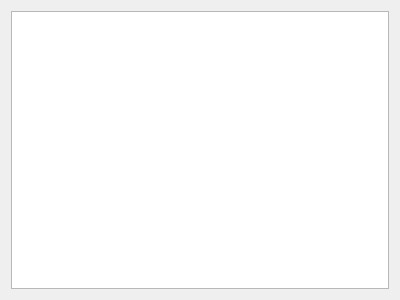
The window that OTModules/wFonts/Widgets/wdggeneral.ui (pietr26/OMSI-Tools) describes before a commit, drawn with Qt 5.
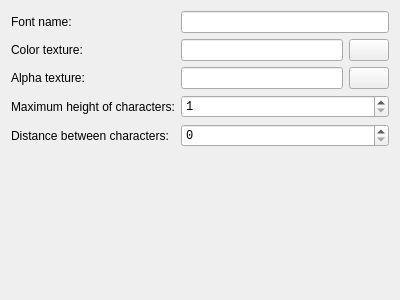
The same window after the commit. Icons and pictures are not drawn.

Commit message: Base functionality of new wFonts; Use of pointer font model

```diff
--- a/OTModules/wFonts/Widgets/wdggeneral.ui
+++ b/OTModules/wFonts/Widgets/wdggeneral.ui
@@ -15,7 +15,189 @@
   </property>
   <layout class="QVBoxLayout" name="verticalLayout">
    <item>
-    <widget class="QListWidget" name="listWidget"/>
+    <layout class="QFormLayout" name="formLayout">
+     <item row="0" column="0">
+      <widget class="QLabel" name="lblFontName">
+       <property name="toolTip">
+        <string/>
+       </property>
+       <property name="text">
+        <string>Font name:</string>
+       </property>
+       <property name="buddy">
+        <cstring>ledFontName</cstring>
+       </property>
+      </widget>
+     </item>
+     <item row="0" column="1">
+      <widget class="QLineEdit" name="ledFontName">
+       <property name="toolTip">
+        <string/>
+       </property>
+      </widget>
+     </item>
+     <item row="1" column="0">
+      <widget class="QLabel" name="lblColorTexture">
+       <property name="toolTip">
+        <string/>
+       </property>
+       <property name="text">
+        <string>Color texture:</string>
+       </property>
+       <property name="buddy">
+        <cstring>ledColorTexture</cstring>
+       </property>
+      </widget>
+     </item>
+     <item row="1" column="1">
+      <layout class="QHBoxLayout" name="horizontalLayout_2">
+       <item>
+        <widget class="QLineEdit" name="ledColorTexture">
+         <property name="font">
+          <font>
+           <family>Consolas</family>
+          </font>
+         </property>
+         <property name="toolTip">
+          <string/>
+         </property>
+        </widget>
+       </item>
+       <item>
+        <widget class="QPushButton" name="btnColorTexture">
+         <property name="sizePolicy">
+          <sizepolicy hsizetype="Maximum" vsizetype="Maximum">
+           <horstretch>0</horstretch>
+           <verstretch>0</verstretch>
+          </sizepolicy>
+         </property>
+         <property name="toolTip">
+          <string/>
+         </property>
+         <property name="text">
+          <string/>
+         </property>
+         <property name="icon">
+          <iconset theme="folder-open"/>
+         </property>
+        </widget>
+       </item>
+      </layout>
+     </item>
+     <item row="2" column="1">
+      <layout class="QHBoxLayout" name="horizontalLayout_3">
+       <item>
+        <widget class="QLineEdit" name="ledAlphaTexture">
+         <property name="font">
+          <font>
+           <family>Consolas</family>
+          </font>
+         </property>
+         <property name="toolTip">
+          <string/>
+         </property>
+        </widget>
+       </item>
+       <item>
+        <widget class="QPushButton" name="btnAlphaTexture">
+         <property name="sizePolicy">
+          <sizepolicy hsizetype="Maximum" vsizetype="Maximum">
+           <horstretch>0</horstretch>
+           <verstretch>0</verstretch>
+          </sizepolicy>
+         </property>
+         <property name="toolTip">
+          <string/>
+         </property>
+         <property name="text">
+          <string/>
+         </property>
+         <property name="icon">
+          <iconset theme="folder-open"/>
+         </property>
+        </widget>
+       </item>
+      </layout>
+     </item>
+     <item row="2" column="0">
+      <widget class="QLabel" name="lblAlphaTexture">
+       <property name="toolTip">
+        <string/>
+       </property>
+       <property name="text">
+        <string>Alpha texture:</string>
+       </property>
+       <property name="buddy">
+        <cstring>ledAlphaTexture</cstring>
+       </property>
+      </widget>
+     </item>
+     <item row="3" column="0">
+      <widget class="QLabel" name="lblMaxHeigthOfChars">
+       <property name="toolTip">
+        <string/>
+       </property>
+       <property name="text">
+        <string>Maximum height of characters:</string>
+       </property>
+       <property name="buddy">
+        <cstring>sbxMaxHeigthOfChars</cstring>
+       </property>
+      </widget>
+     </item>
+     <item row="4" column="0">
+      <widget class="QLabel" name="lblDistanceBetweenChars">
+       <property name="toolTip">
+        <string/>
+       </property>
+       <property name="text">
+        <string>Distance between characters:</string>
+       </property>
+       <property name="buddy">
+        <cstring>sbxDistanceBetweenChars</cstring>
+       </property>
+      </widget>
+     </item>
+     <item row="3" column="1">
+      <widget class="QSpinBox" name="sbxMaxHeigthOfChars">
+       <property name="font">
+        <font>
+         <family>Consolas</family>
+        </font>
+       </property>
+       <property name="buttonSymbols">
+        <enum>QAbstractSpinBox::UpDownArrows</enum>
+       </property>
+       <property name="accelerated">
+        <bool>false</bool>
+       </property>
+       <property name="showGroupSeparator" stdset="0">
+        <bool>false</bool>
+       </property>
+       <property name="minimum">
+        <number>1</number>
+       </property>
+       <property name="maximum">
+        <number>10000</number>
+       </property>
+       <property name="value">
+        <number>1</number>
+       </property>
+      </widget>
+     </item>
+     <item row="4" column="1">
+      <widget class="QSpinBox" name="sbxDistanceBetweenChars">
+       <property name="font">
+        <font>
+         <family>Consolas</family>
+        </font>
+       </property>
+       <property name="maximum">
+        <number>10000</number>
+       </property>
+      </widget>
+     </item>
+    </layout>
    </item>
   </layout>
  </widget>
```
The commit also changes 12 other files.
